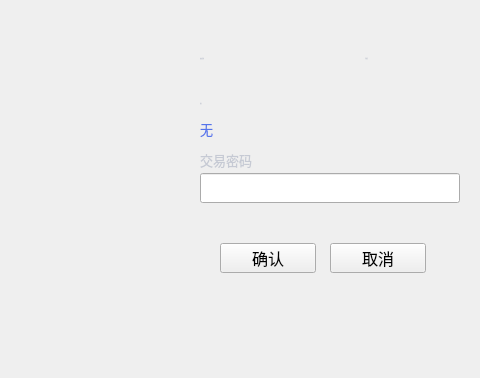
Old version of the form transfer/transferconfirmdialog.ui in the repository HcashOrg/hx-indicator; both pictures show x 150 to 630 and y 202 to 580 of the 960 by 580 pixel window.
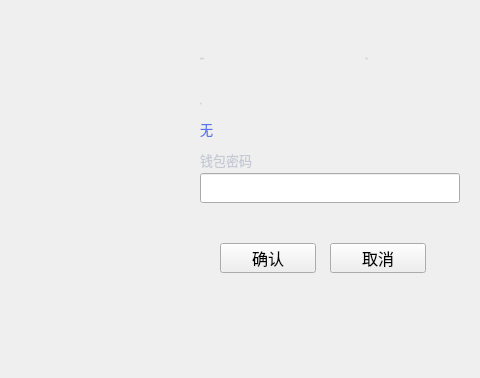
New version of the form.

```diff
--- a/transfer/transferconfirmdialog.ui
+++ b/transfer/transferconfirmdialog.ui
@@ -135,7 +135,7 @@
 font: 12px &quot;Microsoft YaHei UI Light&quot;;</string>
      </property>
      <property name="text">
-      <string>交易密码</string>
+      <string>钱包密码</string>
      </property>
      <property name="alignment">
       <set>Qt::AlignLeading|Qt::AlignLeft|Qt::AlignVCenter</set>
```
